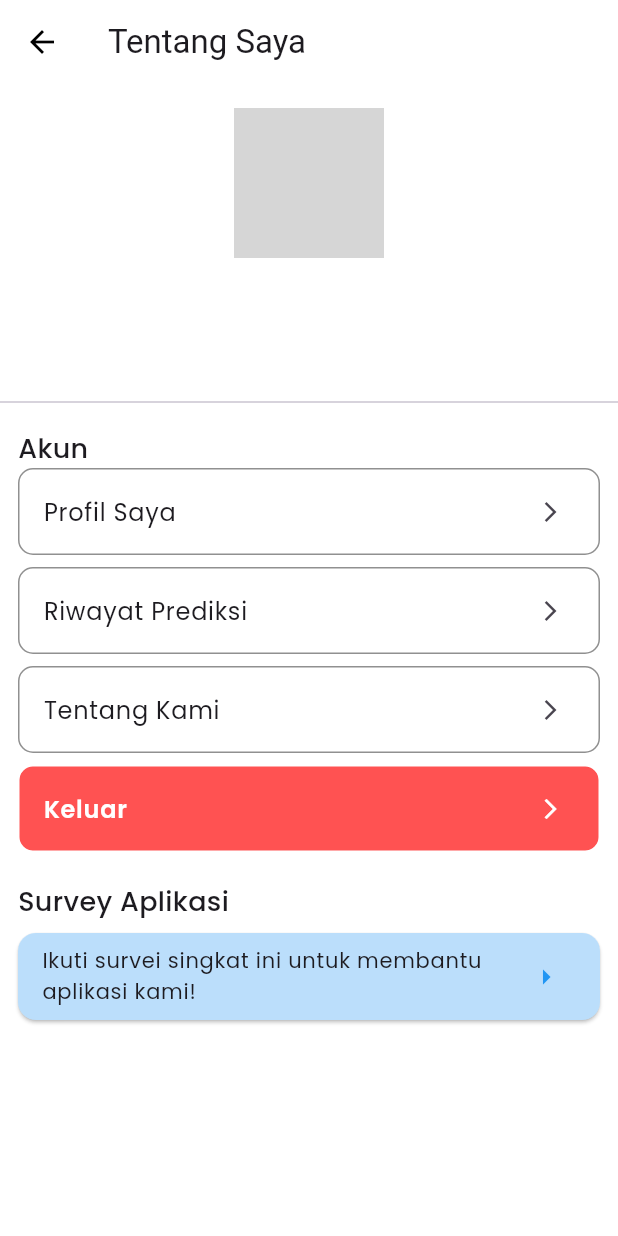
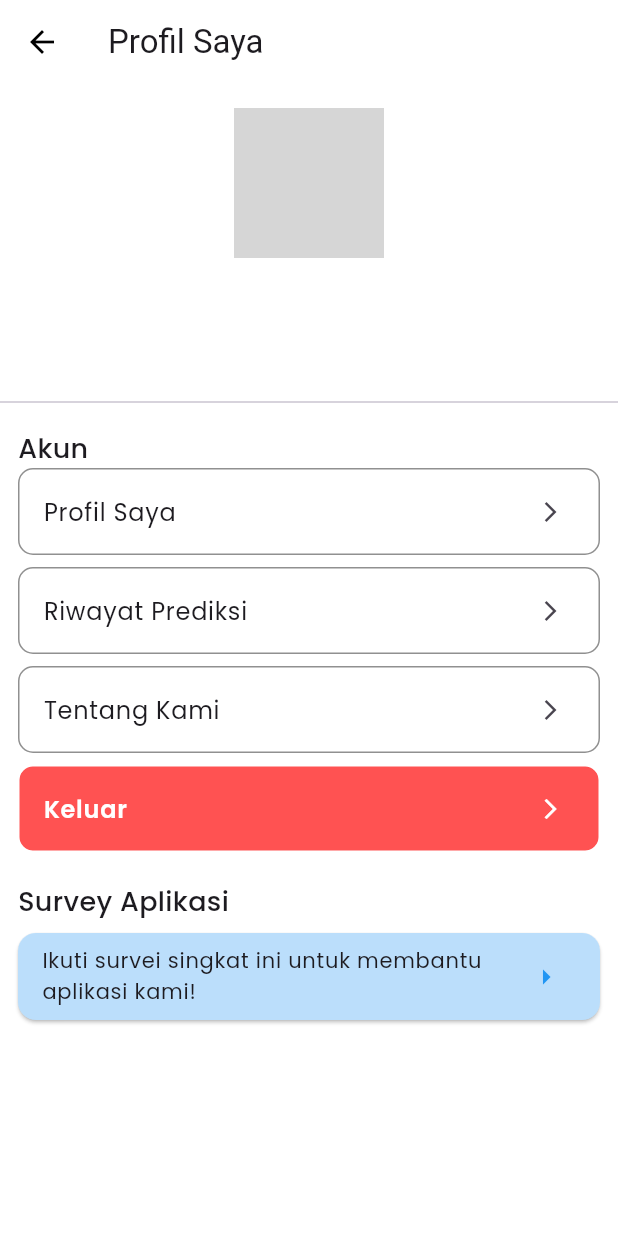
Before and after one commit to daffatgi02/frontend-ternakami, a Flutter app: the ProfileScreen screen opened directly with empty values, on a phone screen of 412 x 824 dp. Run offline on Flutter 3.47's test engine with Material 3 defaults, Android fonts, the phone set to English and light mode, and no system bars; our stand-ins replace another_flutter_splash_screen, cached_network_image, camera, curved_navigation_bar, dio, google_fonts and 5 more; missing offline and left inert: app_bar_with_search_switch, crop_your_image, easy_image_viewer; accounts and stored records are empty; grey boxes are pictures that could not be loaded.

Commit message:
fix minor

```diff
--- a/lib/screens/home_screen.dart
+++ b/lib/screens/home_screen.dart
@@ -4,7 +4,6 @@ import 'package:flutter/material.dart';
 import 'package:ternakami/models/article.dart';
 import 'package:ternakami/models/history.dart';
 import 'package:ternakami/screens/history_detail_screen.dart';
-import 'package:ternakami/screens/history_screen.dart';
 import 'package:ternakami/services/api_service.dart';
 import 'package:ternakami/services/article_service.dart';
 import 'package:ternakami/screens/article_detail_screen.dart';
--- a/lib/screens/profile_screen.dart
+++ b/lib/screens/profile_screen.dart
@@ -111,7 +111,7 @@ class _ProfileScreenState extends State<ProfileScreen> {
       decoration: BoxDecoration(
         color: Colors.redAccent, // Background merah
         border: Border.all(
-            color: Color.fromARGB(255, 255, 255, 255),
+            color: const Color.fromARGB(255, 255, 255, 255),
             width: 1), // Border hitam tipis
         borderRadius: BorderRadius.circular(10), // Radius border
       ),
@@ -136,7 +136,7 @@ class _ProfileScreenState extends State<ProfileScreen> {
     return Scaffold(
       backgroundColor: Colors.white,
       appBar: AppBar(
-        title: const Text('Tentang Saya'),
+        title: const Text('Profil Saya'),
         backgroundColor: Colors.white,
         elevation: 0,
         iconTheme: const IconThemeData(color: Colors.black),
--- a/lib/screens/tentang_kami_screen.dart
+++ b/lib/screens/tentang_kami_screen.dart
@@ -1,9 +1,8 @@
-import 'package:flutter/cupertino.dart';
 import 'package:flutter/material.dart';
 import 'package:google_fonts/google_fonts.dart';
 
 class TentangKamiScreen extends StatelessWidget {
-  const TentangKamiScreen({Key? key}) : super(key: key);
+  const TentangKamiScreen({super.key});
 
   @override
   Widget build(BuildContext context) {
```
